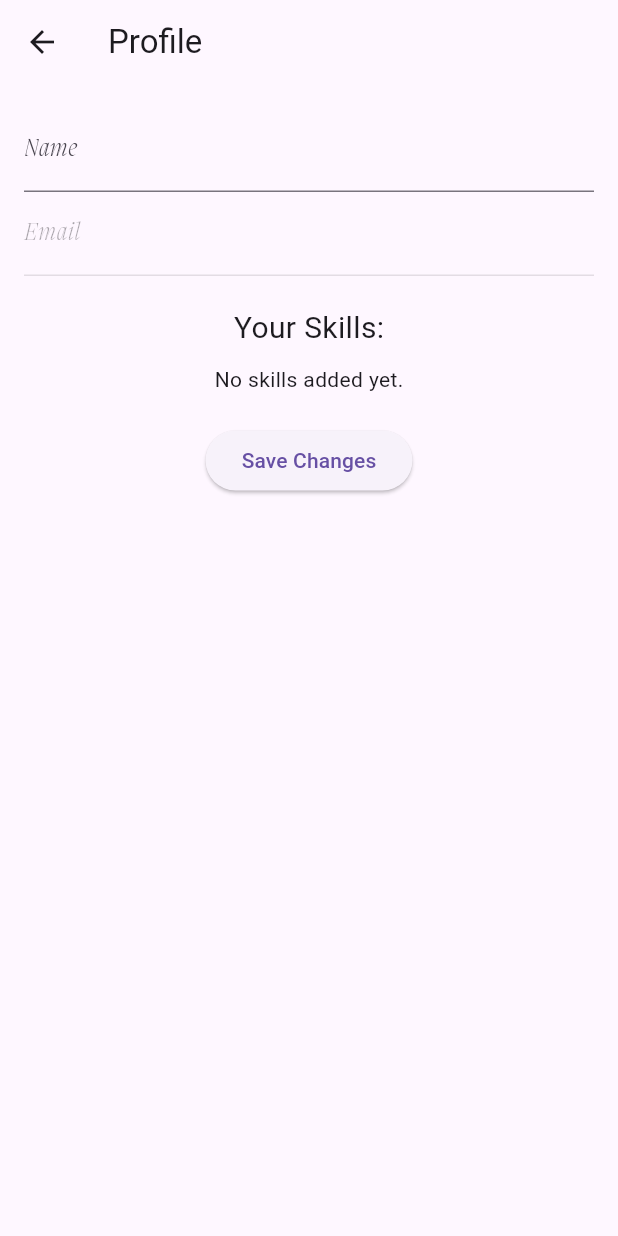
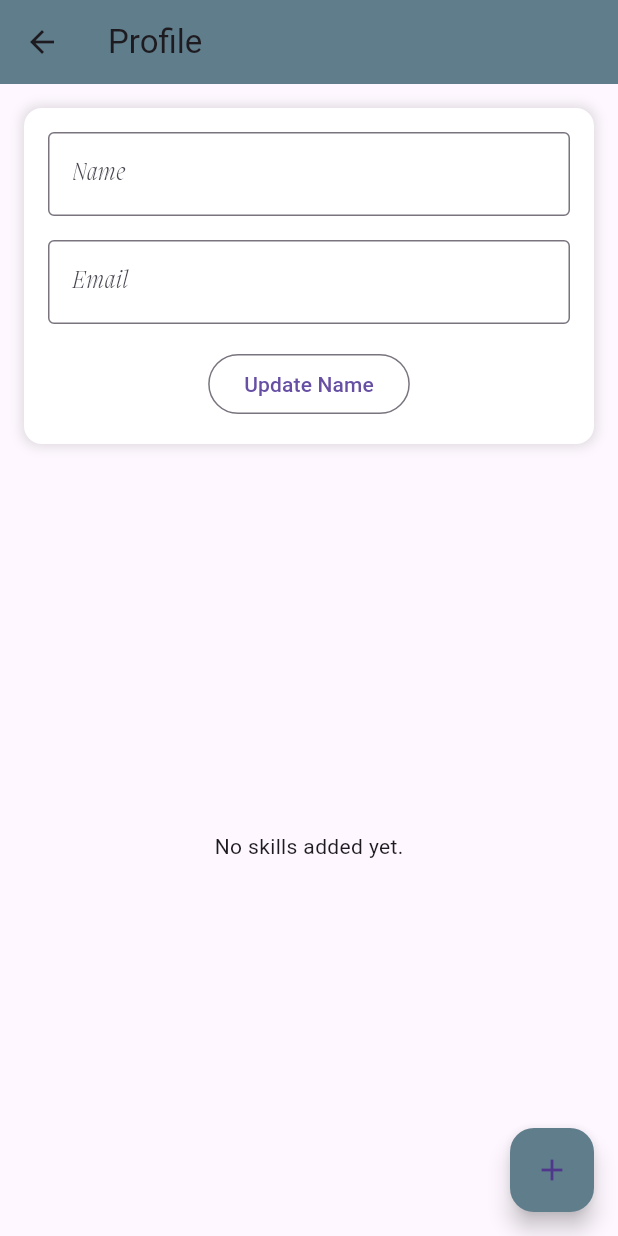
Before and after one commit to Hereuouo/The-Help-Loop, a Flutter app: the screen it shows after launch, after a tap on "Go to Profile Screen", on a phone screen of 412 x 824 dp. Run offline on Flutter 3.47's test engine with Material 3 defaults, Android fonts, the phone set to English and light mode, and no system bars; our stand-ins replace cloud_firestore, firebase_auth, firebase_core; accounts and stored records are empty.

Commit message:
Update profile_screen.dart
integrate with listing skills and allow the user to add its skills

```diff
--- a/lib/screens/profile_screen.dart
+++ b/lib/screens/profile_screen.dart
@@ -1,9 +1,9 @@
 import 'package:flutter/material.dart';
-import 'package:firebase_auth/firebase_auth.dart' as firebase_auth; // Alias for Firebase User
+import 'package:firebase_auth/firebase_auth.dart' as firebase_auth;
+import 'package:cloud_firestore/cloud_firestore.dart';
 import '../models/skill.dart';
-import '../services/firestore_service.dart';
+import 'AddSkillScreen.dart';
 import 'base_scaffold.dart';
-import 'skill_list_screen.dart';
 
 class ProfileScreen extends StatefulWidget {
   const ProfileScreen({super.key});
@@ -14,111 +14,273 @@ class ProfileScreen extends StatefulWidget {
 
 class _ProfileScreenState extends State<ProfileScreen> {
   final firebase_auth.FirebaseAuth _auth = firebase_auth.FirebaseAuth.instance;
+  final FirebaseFirestore _firestore = FirebaseFirestore.instance;
 
-  // Variable to hold user data and skills
-  late firebase_auth.User _user;
-  late List<Skill> _skills;
+  String _name = "";
+  final TextEditingController _nameController = TextEditingController();
 
   @override
   void initState() {
     super.initState();
     _getUserData();
-    _fetchSkills();
   }
 
-  // Method to get user data from Firebase Auth
-  void _getUserData() {
-    final currentUser = _auth.currentUser;
-    if (currentUser != null) {
+
+  Future<void> _getUserData() async {
+    try {
+      final email = _auth.currentUser?.email ?? '';
+      final userSnapshot = await _firestore
+          .collection('users')
+          .where('email', isEqualTo: email)
+          .limit(1)
+          .get();
+
+      if (userSnapshot.docs.isNotEmpty) {
+        var userData = userSnapshot.docs.first.data();
         setState(() {
-        _user = currentUser;
+          _name = userData['name'] ?? "";
+          _nameController.text = _name;
         });
+      }
+    } catch (e) {
+      _showSnackbar('Error fetching user data: $e', isError: true);
     }
   }
 
-  // Method to fetch skills from Firestore
-  void _fetchSkills() async {
-    final skills = await FirestoreService().getSkills();
-    setState(() {
-      _skills = skills;
-    });
+  /// Update user name in Firestore
+  Future<void> _updateName() async {
+    final newName = _nameController.text.trim();
+
+    if (newName.isEmpty) {
+      _showSnackbar('Name cannot be empty.', isError: true);
+      return;
     }
 
-  // Update the user's display name in Firebase Auth
-  Future<void> _updateDisplayName(String newName) async {
+    showDialog(
+      context: context,
+      builder: (context) {
+        return Directionality(
+          textDirection: TextDirection.ltr,
+          child: AlertDialog(
+            title: const Text('Update Name'),
+            content: const Text('Are you sure you want to update the name?'),
+            actions: [
+              TextButton(
+                onPressed: () => Navigator.pop(context),
+                child: const Text('Cancel'),
+              ),
+              ElevatedButton(
+                onPressed: () async {
+                  Navigator.pop(context);
                   try {
-      await _user.updateProfile(displayName: newName);
-      await _user.reload(); // Reload the user data to reflect the changes
+                    final email = _auth.currentUser?.email ?? '';
+                    final userSnapshot = await _firestore
+                        .collection('users')
+                        .where('email', isEqualTo: email)
+                        .limit(1)
+                        .get();
+
+                    if (userSnapshot.docs.isNotEmpty) {
+                      String docId = userSnapshot.docs.first.id;
+                      await _firestore.collection('users').doc(docId).update({
+                        'name': newName,
+                      });
+
                       setState(() {
-        _user = _auth.currentUser!;
+                        _name = newName;
                       });
+
+                      _showSnackbar('Name updated successfully!', isError: false);
+                    }
                   } catch (e) {
-      print("Error updating display name: $e");
+                    _showSnackbar('Error updating name: $e', isError: true);
                   }
+                },
+                child: const Text('Update'),
+              ),
+            ],
+          ),
+        );
+      },
+    );
+  }
+
+  /// Delete skill
+  Future<void> _deleteSkill(String skillId) async {
+    showDialog(
+      context: context,
+      builder: (context) {
+        return Directionality(
+          textDirection: TextDirection.ltr,
+          child: AlertDialog(
+            title: const Text('Delete Skill'),
+            content: const Text('Are you sure you want to delete this skill?'),
+            actions: [
+              TextButton(
+                onPressed: () => Navigator.pop(context),
+                child: const Text('Cancel'),
+              ),
+              ElevatedButton(
+                onPressed: () async {
+                  Navigator.pop(context);
+                  try {
+                    await _firestore.collection('skills').doc(skillId).delete();
+                    _showSnackbar('Skill deleted successfully!', isError: false);
+                  } catch (e) {
+                    _showSnackbar('Error deleting skill: $e', isError: true);
+                  }
+                },
+                style: ElevatedButton.styleFrom(backgroundColor: Colors.red),
+                child: const Text('Delete'),
+              ),
+            ],
+          ),
+        );
+      },
+    );
+  }
+
+  /// Show snackbar
+  void _showSnackbar(String message, {bool isError = false}) {
+    ScaffoldMessenger.of(context).showSnackBar(
+      SnackBar(
+        content: Text(message),
+        backgroundColor: isError ? Colors.red : Colors.green,
+        duration: const Duration(seconds: 2),
+        behavior: SnackBarBehavior.floating,
+        margin: const EdgeInsets.all(16),
+      ),
+    );
   }
 
   @override
   Widget build(BuildContext context) {
     return BaseScaffold(
+      child: Directionality(
+        textDirection: TextDirection.ltr,
         child: Scaffold(
           appBar: AppBar(
             title: const Text("Profile"),
-          leading: IconButton(
-            icon: const Icon(Icons.arrow_back),
-            onPressed: () {
-              Navigator.pop(context);
-            },
-          ),
+            backgroundColor: Colors.blueGrey,
           ),
           body: Padding(
             padding: const EdgeInsets.all(16.0),
             child: Column(
+              crossAxisAlignment: CrossAxisAlignment.start,
+              children: [
+                /// User Information Section
+                Container(
+                  padding: const EdgeInsets.all(16),
+                  decoration: BoxDecoration(
+                    color: Colors.white,
+                    borderRadius: BorderRadius.circular(12),
+                    boxShadow: [
+                      BoxShadow(
+                        color: Colors.grey.withOpacity(0.3),
+                        spreadRadius: 2,
+                        blurRadius: 6,
+                      ),
+                    ],
+                  ),
+                  child: Column(
                     children: [
                       TextField(
-                controller: TextEditingController(text: _user.displayName),
-                decoration: const InputDecoration(labelText: 'Name'),
-                onChanged: (value) {
-                  // Update display name when changed
-                  _updateDisplayName(value);
-                },
+                        controller: _nameController,
+                        decoration: const InputDecoration(
+                          labelText: 'Name',
+                          border: OutlineInputBorder(),
                         ),
+                      ),
+                      const SizedBox(height: 16),
                       TextField(
-                controller: TextEditingController(text: _user.email),
-                decoration: const InputDecoration(labelText: 'Email'),
-                enabled: false, // Disable email field for editing
+                        controller: TextEditingController(text: _auth.currentUser?.email),
+                        decoration: const InputDecoration(
+                          labelText: 'Email',
+                          border: OutlineInputBorder(),
                         ),
-              const SizedBox(height: 20),
-              const Text("Your Skills:", style: TextStyle(fontSize: 20)),
-              const SizedBox(height: 10),
-              _skills.isEmpty
-                  ? const Text("No skills added yet.")
-                  : Column(
-                      children: _skills
-                          .map(
-                            (skill) => ListTile(
+                        readOnly: true,
+                      ),
+                      const SizedBox(height: 16),
+                      OutlinedButton(
+                        onPressed: _updateName,
+                        child: const Text('Update Name'),
+                      ),
+                    ],
+                  ),
+                ),
+
+                const SizedBox(height: 24),
+
+                /// Skills Section
+                Expanded(
+                  child: StreamBuilder<QuerySnapshot>(
+                    stream: _firestore
+                        .collection('skills')
+                        .where('userId', isEqualTo: _auth.currentUser?.uid)
+                        .snapshots(),
+                    builder: (context, snapshot) {
+                      if (snapshot.connectionState == ConnectionState.waiting) {
+                        return const Center(child: CircularProgressIndicator());
+                      }
+
+                      if (snapshot.hasError) {
+                        return const Center(child: Text('Error loading skills.'));
+                      }
+
+                      final skillDocs = snapshot.data?.docs ?? [];
+
+                      if (skillDocs.isEmpty) {
+                        return const Center(child: Text('No skills added yet.'));
+                      }
+
+                      return ListView.builder(
+                        itemCount: skillDocs.length,
+                        itemBuilder: (context, index) {
+                          final skill = Skill.fromMap(skillDocs[index].data() as Map<String, dynamic>, skillDocs[index].id);
+
+                          return Card(
+                            margin: const EdgeInsets.only(bottom: 12),
+                            child: ListTile(
                               title: Text(skill.name),
                               subtitle: Text("${skill.description}\nLevel: ${skill.level}"),
-                              onTap: () {
-                                // Go to SkillListScreen to adjust skill details
-                                Navigator.push(
-                                  context,
-                                  MaterialPageRoute(
-                                    builder: (context) => SkillListScreen(),
+                              trailing: PopupMenuButton<String>(
+                                onSelected: (value) {
+                                  if (value == 'delete') {
+                                    _deleteSkill(skill.id!);
+                                  }
+                                },
+                                itemBuilder: (context) => [
+                                  PopupMenuItem(
+                                    value: 'delete',
+                                    child: Row(
+                                      children: const [
+                                        Icon(Icons.delete, color: Colors.red),
+                                        SizedBox(width: 8),
+                                        Text("Delete"),
+                                      ],
+                                    ),
+                                  ),
+                                ],
+                              ),
                             ),
                           );
                         },
+                      );
+                    },
                   ),
-                          )
-                          .toList(),
-                    ),
-              const SizedBox(height: 20),
-              ElevatedButton(
-                onPressed: () {
-                  // more user actions like saving, logging out,....
-                },
-                child: const Text('Save Changes'),
                 ),
               ],
+            ),
+          ),
+          floatingActionButton: FloatingActionButton(
+            backgroundColor: Colors.blueGrey,
+            onPressed: () {
+              Navigator.push(
+                context,
+                MaterialPageRoute(builder: (context) => const AddSkillScreen()),
+              );
+            },
+            child: const Icon(Icons.add),
           ),
         ),
       ),
```
Lines whose indentation alone changed are shown as unchanged.
